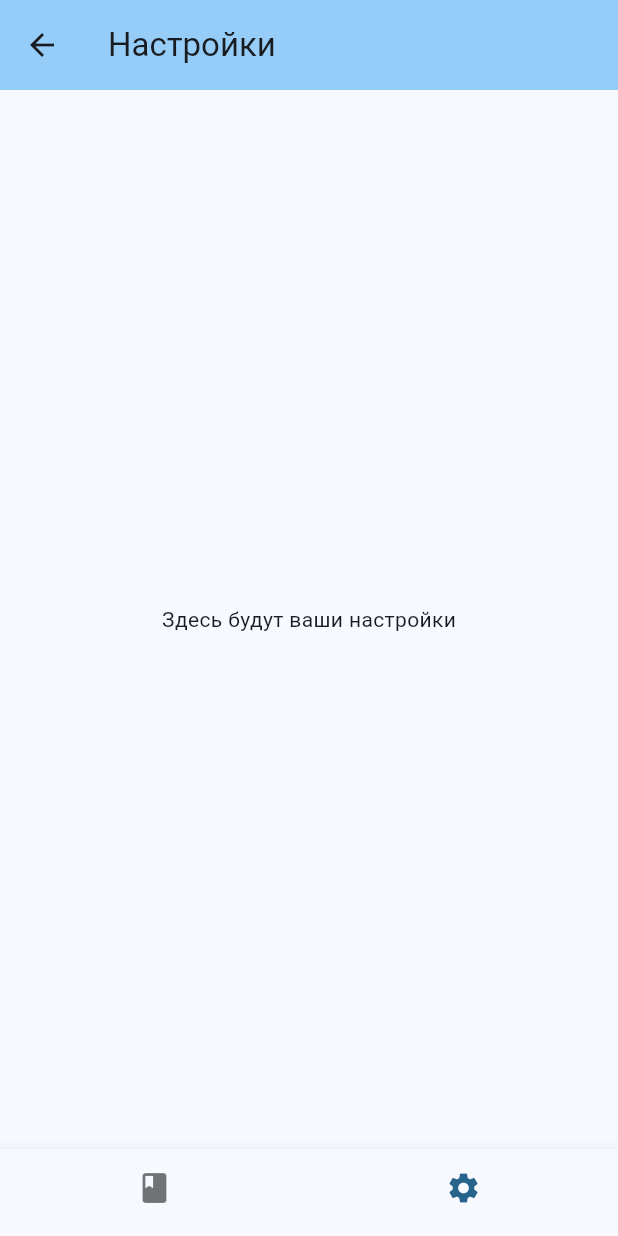
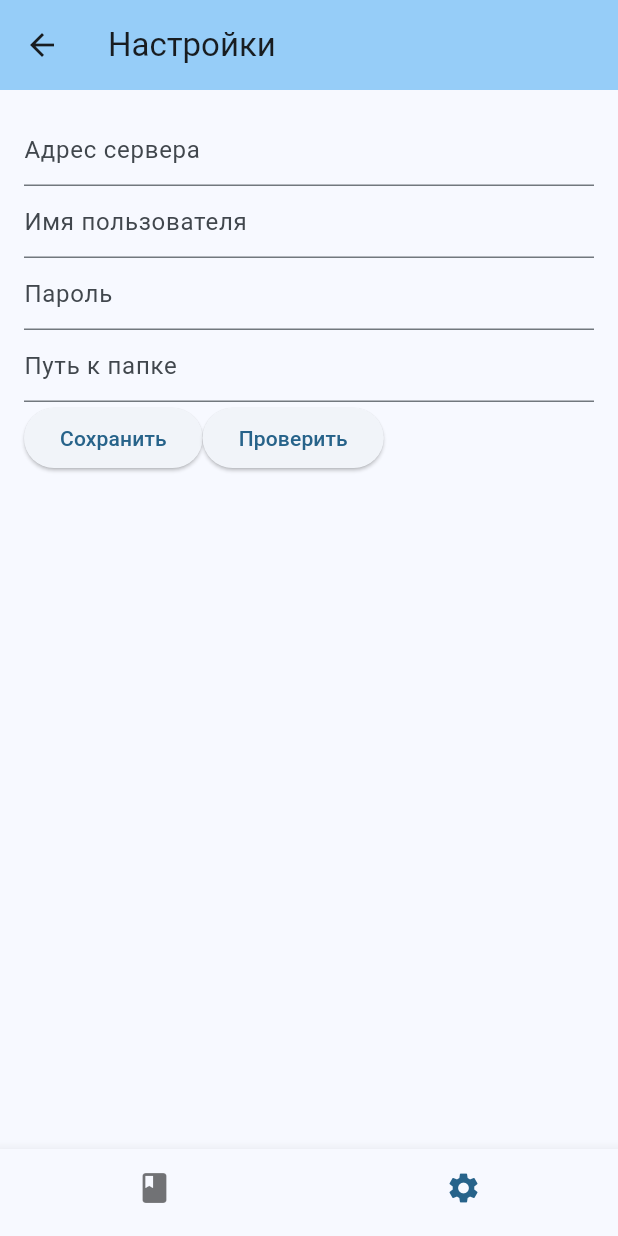
Before and after one commit to Flygrounder/neorganizer, a Flutter app: the screen it shows after launch, item 2 of the bottom bar chosen, on a phone screen of 412 x 824 dp. Run offline on Flutter 3.47's test engine with Material 3 defaults, Android fonts, the phone set to English and light mode, and no system bars; our stand-ins replace flutter_secure_storage; missing offline and left inert: webdav_client.

Commit message:
Add settings

```diff
--- a/lib/bottom_bar.dart
+++ b/lib/bottom_bar.dart
@@ -32,7 +32,7 @@ class BottomBar extends StatelessWidget {
           Widget route;
           switch (selectedTab) {
             case BottomBarTab.notes:
-              route = const NoteListRoute();
+              route = NoteListRoute();
               break;
             case BottomBarTab.settings:
               route = const SettingsRoute();
--- a/lib/main.dart
+++ b/lib/main.dart
@@ -16,7 +16,7 @@ class NeorganizerApp extends StatelessWidget {
         colorScheme: ColorScheme.fromSeed(seedColor: Colors.lightBlue),
         useMaterial3: true,
       ),
-      home: const NoteListRoute(),
+      home: NoteListRoute(),
     );
   }
 }
--- a/lib/settings.dart
+++ b/lib/settings.dart
@@ -1,6 +1,8 @@
 import 'package:flutter/material.dart';
+import 'package:flutter_secure_storage/flutter_secure_storage.dart';
 import 'package:neorganizer/bottom_bar.dart';
 import 'package:neorganizer/top_bar.dart';
+import 'package:webdav_client/webdav_client.dart';
 
 class SettingsRoute extends StatelessWidget {
   const SettingsRoute({super.key});
@@ -9,14 +11,160 @@ class SettingsRoute extends StatelessWidget {
   Widget build(BuildContext context) {
     return const Scaffold(
       appBar: TopBar('Настройки'),
-      body: Center(
-          child: Column(
-        mainAxisAlignment: MainAxisAlignment.center,
-        children: [
-          Text('Здесь будут ваши настройки'),
-        ],
-      )),
+      body: Padding(padding: EdgeInsets.all(16.0), child: SettingsForm()),
       bottomNavigationBar: BottomBar(BottomBarTab.settings),
     );
   }
 }
+
+class SettingsForm extends StatefulWidget {
+  const SettingsForm({super.key});
+
+  @override
+  State<SettingsForm> createState() => _SettingsFormState();
+}
+
+class _SettingsFormState extends State<SettingsForm> {
+  static const webdavServerAddressKey = "webdav-server-address";
+  static const webdavUsernameKey = "webdav-username";
+  static const webdavPasswordKey = "webdav-password";
+  static const webdavDirectoryKey = "webdav-directory";
+
+  final GlobalKey<FormState> _formKey = GlobalKey();
+  final FlutterSecureStorage _secureStorage = const FlutterSecureStorage();
+  final TextEditingController _serverAddressController =
+      TextEditingController();
+  final TextEditingController _usernameController = TextEditingController();
+  final TextEditingController _passwordController = TextEditingController();
+  final TextEditingController _directoryController = TextEditingController();
+  Future<void>? connectionCheck;
+
+  @override
+  void initState() {
+    super.initState();
+    WidgetsBinding.instance.addPostFrameCallback((_) async {
+      var data = await _secureStorage.readAll();
+      setState(() {
+        _serverAddressController.text = data[webdavServerAddressKey] ?? "";
+        _usernameController.text = data[webdavUsernameKey] ?? "";
+        _passwordController.text = data[webdavPasswordKey] ?? "";
+        _directoryController.text = data[webdavDirectoryKey] ?? "";
+      });
+    });
+  }
+
+  @override
+  Widget build(BuildContext context) {
+    Widget connectionCheckWidget = FutureBuilder(
+        future: connectionCheck,
+        builder: (context, snapshot) {
+          if (snapshot.connectionState == ConnectionState.none) {
+            return const SizedBox.shrink();
+          }
+          if (snapshot.connectionState == ConnectionState.waiting) {
+            return const Text('Проверка...');
+          }
+          if (snapshot.hasError) {
+            return const Text('Ошибка');
+          }
+          return const Text('Успех');
+        });
+
+    return Form(
+      key: _formKey,
+      child: Column(
+        children: [
+          TextFormField(
+            decoration: const InputDecoration(hintText: 'Адрес сервера'),
+            controller: _serverAddressController,
+            validator: (value) {
+              if (value == null || value.isEmpty) {
+                return 'Введите адрес сервера';
+              }
+              if (!Uri.parse(value).isAbsolute) {
+                return 'Некорректный адрес\nПример корректного адреса:\nhttps://cloud.flygrounder.ru/remote.php/dav/files/flygrounder';
+              }
+              return null;
+            },
+          ),
+          TextFormField(
+            decoration: const InputDecoration(hintText: 'Имя пользователя'),
+            controller: _usernameController,
+            validator: (value) {
+              if (value == null || value.isEmpty) {
+                return 'Введите имя пользователя';
+              }
+              return null;
+            },
+          ),
+          TextFormField(
+            decoration: const InputDecoration(hintText: 'Пароль'),
+            controller: _passwordController,
+            validator: (value) {
+              if (value == null || value.isEmpty) {
+                return 'Введите пароль';
+              }
+              return null;
+            },
+            obscureText: true,
+            enableSuggestions: false,
+            autocorrect: false,
+          ),
+          TextFormField(
+            decoration: const InputDecoration(hintText: 'Путь к папке'),
+            controller: _directoryController,
+            validator: (value) {
+              if (value == null || value.isEmpty) {
+                return 'Введите путь к папке';
+              }
+              return null;
+            },
+          ),
+          Row(
+            children: [
+              ElevatedButton(
+                  onPressed: () async {
+                    if (_formKey.currentState?.validate() == true) {
+                      _secureStorage.write(
+                          key: webdavServerAddressKey,
+                          value: _serverAddressController.text);
+                      _secureStorage.write(
+                          key: webdavUsernameKey,
+                          value: _usernameController.text);
+                      _secureStorage.write(
+                          key: webdavPasswordKey,
+                          value: _passwordController.text);
+                      _secureStorage.write(
+                          key: webdavDirectoryKey,
+                          value: _directoryController.text);
+                    }
+                  },
+                  child: const Text('Сохранить')),
+              ElevatedButton(
+                  onPressed: () async {
+                    var client = newClient(_serverAddressController.text,
+                        user: _usernameController.text,
+                        password: _passwordController.text);
+                    setState(() {
+                      connectionCheck =
+                          client.readDir(_directoryController.text);
+                    });
+                  },
+                  child: const Text('Проверить')),
+            ],
+          ),
+          connectionCheckWidget
+        ],
+      ),
+    );
+  }
+
+  @override
+  void dispose() {
+    _serverAddressController.dispose();
+    _usernameController.dispose();
+    _passwordController.dispose();
+    _directoryController.dispose();
+    super.dispose();
+  }
+}
--- a/pubspec.yaml
+++ b/pubspec.yaml
@@ -36,6 +36,7 @@ dependencies:
   # Use with the CupertinoIcons class for iOS style icons.
   cupertino_icons: ^1.0.8
   webdav_client: ^1.2.2
+  flutter_secure_storage: ^9.2.2
 
 dev_dependencies:
   flutter_test:
```
Also changed, not shown: lib/note_list.dart (+3 -8 lines), pubspec.lock.
